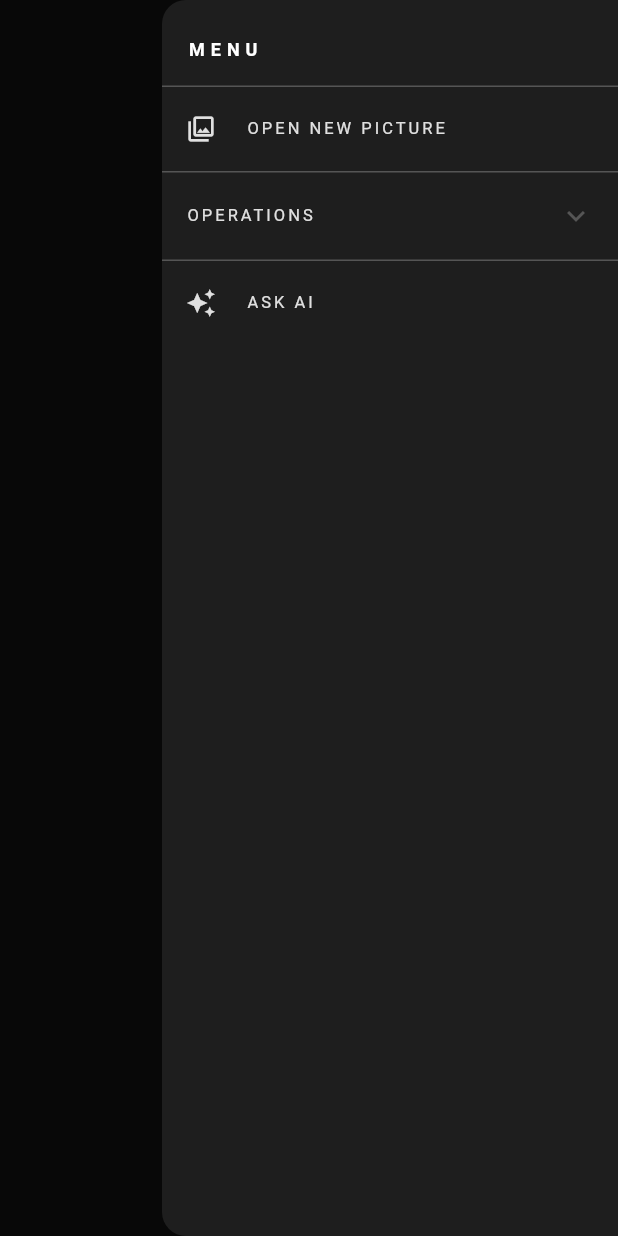
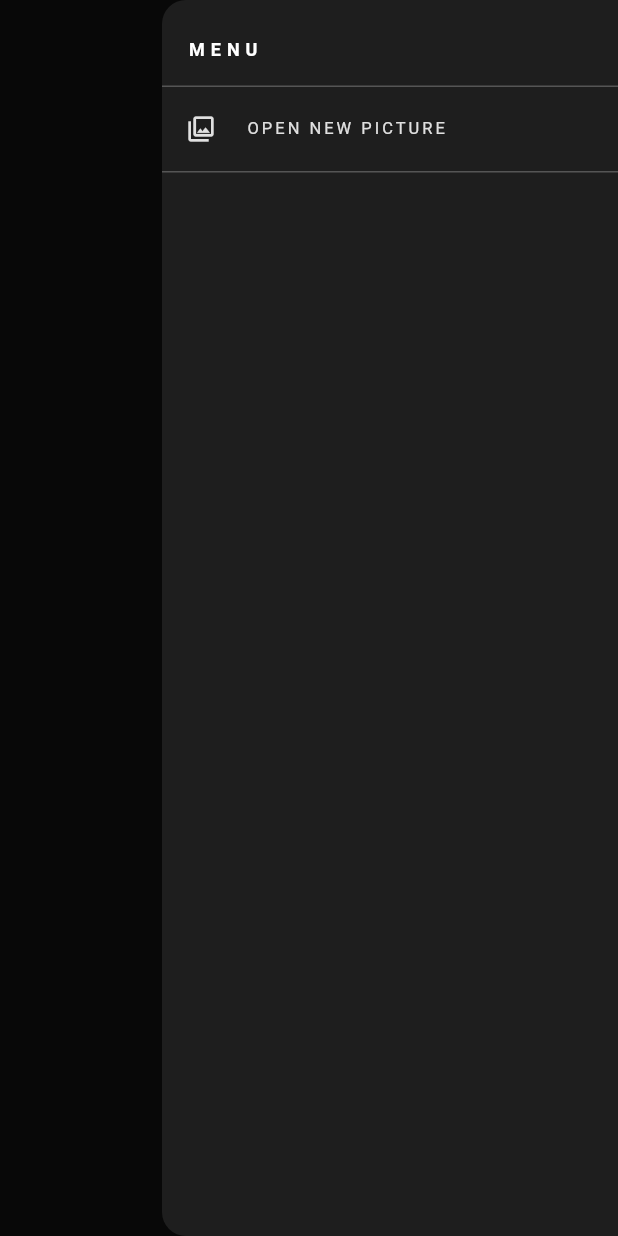
Before and after one commit to robeery/mood-edit, a Flutter app: the screen it shows after launch, with the side drawer open, on a phone screen of 412 x 824 dp. Run offline on Flutter 3.47's test engine with Material 3 defaults, Android fonts, the phone set to English and light mode, and no system bars; our stand-ins replace flutter_dotenv, image_picker.

Commit message:
added mode bar for op modes and removed them from drawer

```diff
--- a/lib/view/editor/panels/basic_edit_panel.dart
+++ b/lib/view/editor/panels/basic_edit_panel.dart
@@ -11,6 +11,7 @@ class BasicEditPanel extends StatelessWidget {
   @override
   Widget build(BuildContext context) {
     return Column(
+      mainAxisAlignment: MainAxisAlignment.end,
       children: [
         _buildSlider(context),
         _buildOperationBar(),
--- a/lib/view/editor/panels/color_edit_panel.dart
+++ b/lib/view/editor/panels/color_edit_panel.dart
@@ -11,6 +11,7 @@ class ColorEditPanel extends StatelessWidget {
   @override
   Widget build(BuildContext context) {
     return Column(
+      mainAxisAlignment: MainAxisAlignment.end,
       children: [
         _buildSliders(context),
         _buildColorBar(),
--- a/lib/view/editor/panels/grading_edit_panel.dart
+++ b/lib/view/editor/panels/grading_edit_panel.dart
@@ -11,6 +11,7 @@ class GradingEditPanel extends StatelessWidget {
   @override
   Widget build(BuildContext context) {
     return Column(
+      mainAxisAlignment: MainAxisAlignment.end,
       children: [
         _buildSliders(context),
         _buildZoneBar(),
--- a/lib/view/editor/widgets/editor_drawer.dart
+++ b/lib/view/editor/widgets/editor_drawer.dart
@@ -1,12 +1,9 @@
 import 'package:flutter/material.dart';
 import '../../../theme/app_theme.dart';
-import '../../../viewmodel/editor_viewmodel.dart';
-
 class EditorDrawer extends StatelessWidget {
-  final EditorViewModel vm;
   final VoidCallback onPickImage;
 
-  const EditorDrawer({super.key, required this.vm, required this.onPickImage});
+  const EditorDrawer({super.key, required this.onPickImage});
 
   @override
   Widget build(BuildContext context) {
@@ -41,63 +38,9 @@ class EditorDrawer extends StatelessWidget {
               },
             ),
             const Divider(color: AppColors.muted, height: 1),
-            ExpansionTile(
-              iconColor: AppColors.accent,
-              collapsedIconColor: AppColors.muted,
-              tilePadding: const EdgeInsets.symmetric(horizontal: 16),
-              title: Text(
-                'OPERATIONS',
-                style: const TextStyle(color: AppColors.accent, fontSize: 11, letterSpacing: 2),
-              ),
-              children: [
-                _buildModeTile(context, Icons.tune, 'BASIC OPERATIONS', EditorMode.basic),
-                _buildModeTile(context, Icons.palette_outlined, 'SELECTIVE COLOR', EditorMode.selectiveColor),
-                _buildModeTile(context, Icons.gradient_outlined, 'COLOR GRADING', EditorMode.colorGrading),
-              ],
-            ),
-            const Divider(color: AppColors.muted, height: 1),
-            ListTile(
-              leading: Icon(
-                Icons.auto_awesome,
-                color: vm.editorMode == EditorMode.askAi ? AppColors.highlight : AppColors.accent,
-                size: 20,
-              ),
-              title: Text(
-                'ASK AI',
-                style: TextStyle(
-                  color: vm.editorMode == EditorMode.askAi ? AppColors.highlight : AppColors.accent,
-                  fontSize: 11,
-                  letterSpacing: 2,
-                ),
-              ),
-              onTap: () {
-                vm.setEditorMode(EditorMode.askAi);
-                Navigator.of(context).pop();
-              },
-            ),
           ],
         ),
       ),
     );
   }
-
-  Widget _buildModeTile(BuildContext context, IconData icon, String label, EditorMode mode) {
-    final isActive = vm.editorMode == mode;
-    return ListTile(
-      contentPadding: const EdgeInsets.only(left: 32, right: 16),
-      leading: Icon(icon, color: isActive ? AppColors.highlight : AppColors.muted, size: 18),
-      title: Text(
-        label,
-        style: TextStyle(
-          color: isActive ? AppColors.highlight : AppColors.muted,
-          fontSize: 11,
-          letterSpacing: 2,
-        ),
-      ),
-      onTap: () {
-        vm.setEditorMode(mode);
-        Navigator.of(context).pop();
-      },
-    );
-  }
 }
```
Also changed, not shown: lib/view/editor/editor_screen.dart (+11 -2 lines), lib/view/editor/widgets/mode_tab_bar.dart (added, +60 -0 lines).
